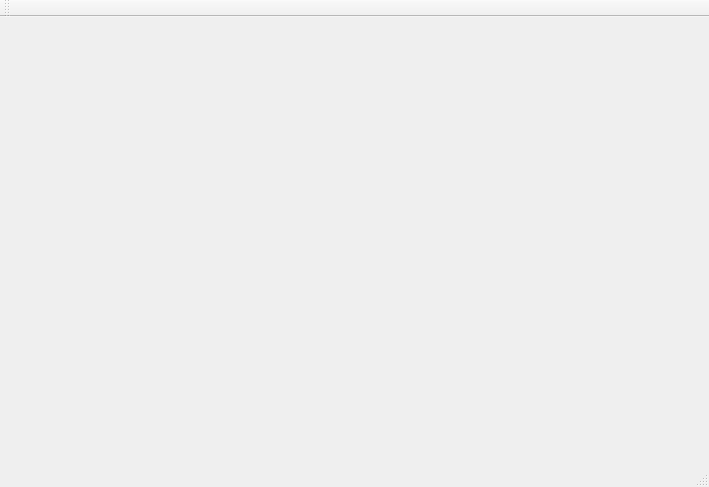
First picture: the form in mainwindow.ui, repository CMW845751770/qt-footprint, before the edit.
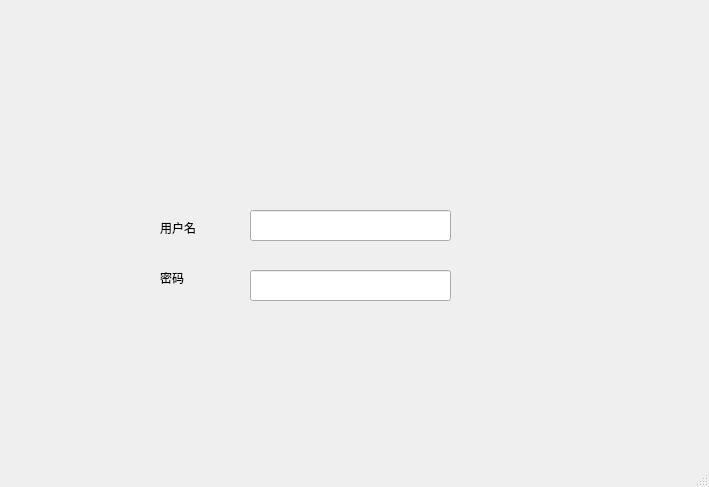
Second picture: the form after the edit.

```diff
--- a/mainwindow.ui
+++ b/mainwindow.ui
@@ -13,24 +13,53 @@
   <property name="windowTitle">
    <string>MainWindow</string>
   </property>
-  <widget class="QWidget" name="centralWidget"/>
-  <widget class="QMenuBar" name="menuBar">
-   <property name="geometry">
-    <rect>
-     <x>0</x>
-     <y>0</y>
-     <width>709</width>
-     <height>26</height>
-    </rect>
-   </property>
-  </widget>
-  <widget class="QToolBar" name="mainToolBar">
-   <attribute name="toolBarArea">
-    <enum>TopToolBarArea</enum>
-   </attribute>
-   <attribute name="toolBarBreak">
-    <bool>false</bool>
-   </attribute>
+  <widget class="QWidget" name="centralWidget">
+   <widget class="QLineEdit" name="username">
+    <property name="geometry">
+     <rect>
+      <x>250</x>
+      <y>210</y>
+      <width>201</width>
+      <height>31</height>
+     </rect>
+    </property>
+   </widget>
+   <widget class="QLineEdit" name="password">
+    <property name="geometry">
+     <rect>
+      <x>250</x>
+      <y>270</y>
+      <width>201</width>
+      <height>31</height>
+     </rect>
+    </property>
+   </widget>
+   <widget class="QLabel" name="usernameLabel">
+    <property name="geometry">
+     <rect>
+      <x>160</x>
+      <y>220</y>
+      <width>72</width>
+      <height>15</height>
+     </rect>
+    </property>
+    <property name="text">
+     <string>用户名</string>
+    </property>
+   </widget>
+   <widget class="QLabel" name="passwordLabel">
+    <property name="geometry">
+     <rect>
+      <x>160</x>
+      <y>270</y>
+      <width>72</width>
+      <height>15</height>
+     </rect>
+    </property>
+    <property name="text">
+     <string>密码</string>
+    </property>
+   </widget>
   </widget>
   <widget class="QStatusBar" name="statusBar"/>
  </widget>
```
